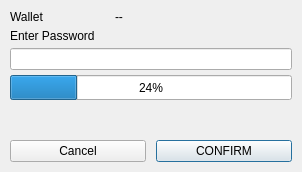
Old version of the form BlockSettleUILib/EnterWalletPassword.ui in the repository BlockSettle/terminal.
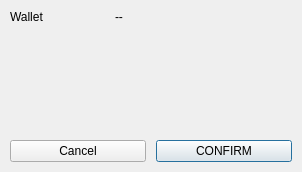
New version of the form. Custom widgets are drawn as their Qt base class.

Commit message: BST-1240: GUI support for m-of-n wallet encryption

The edit to the form file:
```diff
--- a/BlockSettleUILib/EnterWalletPassword.ui
+++ b/BlockSettleUILib/EnterWalletPassword.ui
@@ -10,6 +10,12 @@
     <height>172</height>
    </rect>
   </property>
+  <property name="sizePolicy">
+   <sizepolicy hsizetype="Preferred" vsizetype="Expanding">
+    <horstretch>0</horstretch>
+    <verstretch>0</verstretch>
+   </sizepolicy>
+  </property>
   <property name="windowTitle">
    <string>Enter Wallet Password</string>
   </property>
@@ -100,40 +106,24 @@
         </layout>
        </widget>
       </item>
-      <item>
-       <widget class="QLabel" name="label">
-        <property name="text">
-         <string>Enter Password</string>
-        </property>
+     </layout>
        </widget>
       </item>
       <item>
-       <widget class="QLineEdit" name="lineEditPassword">
-        <property name="echoMode">
-         <enum>QLineEdit::Password</enum>
-        </property>
-       </widget>
-      </item>
-      <item>
-       <widget class="QProgressBar" name="progressBar">
+    <widget class="WalletKeysSubmitWidget" name="widgetSubmitKeys" native="true">
+     <property name="sizePolicy">
+      <sizepolicy hsizetype="Preferred" vsizetype="Expanding">
+       <horstretch>0</horstretch>
+       <verstretch>0</verstretch>
+      </sizepolicy>
+     </property>
         <property name="minimumSize">
          <size>
           <width>0</width>
-          <height>25</height>
-         </size>
-        </property>
-        <property name="maximumSize">
-         <size>
-          <width>16777215</width>
-          <height>25</height>
-         </size>
-        </property>
-        <property name="value">
-         <number>24</number>
-        </property>
-       </widget>
-      </item>
-     </layout>
+       <height>23</height>
+      </size>
+     </property>
+     <layout class="QHBoxLayout" name="horizontalLayout_3"/>
     </widget>
    </item>
    <item>
@@ -195,6 +185,14 @@
    </item>
   </layout>
  </widget>
+ <customwidgets>
+  <customwidget>
+   <class>WalletKeysSubmitWidget</class>
+   <extends>QWidget</extends>
+   <header>WalletKeysSubmitWidget.h</header>
+   <container>1</container>
+  </customwidget>
+ </customwidgets>
  <tabstops>
   <tabstop>lineEditPassword</tabstop>
   <tabstop>pushButtonOk</tabstop>
```
Left out of the diff: 1 changed line with no effect on the pictures. Lines whose indentation alone changed are shown as unchanged. The commit also changes 51 other files.
